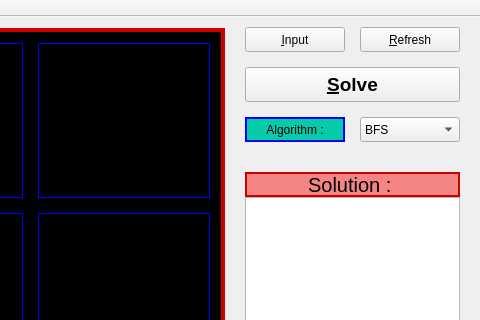
Qt form mainwindow.ui (Pooryamn/Puzzle8_Qt) before a commit; both pictures show x 360 to 840 and y 0 to 320 of the 840 by 580 pixel window.
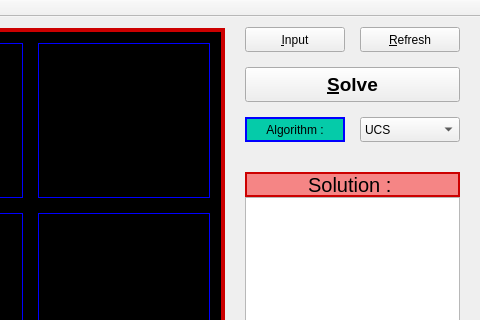
The same form after that commit. Icons and pictures are not drawn.

Patch:
```diff
--- a/mainwindow.ui
+++ b/mainwindow.ui
@@ -123,7 +123,7 @@
     </property>
     <item>
      <property name="text">
-      <string>BFS</string>
+      <string>UCS</string>
      </property>
     </item>
     <item>
```
